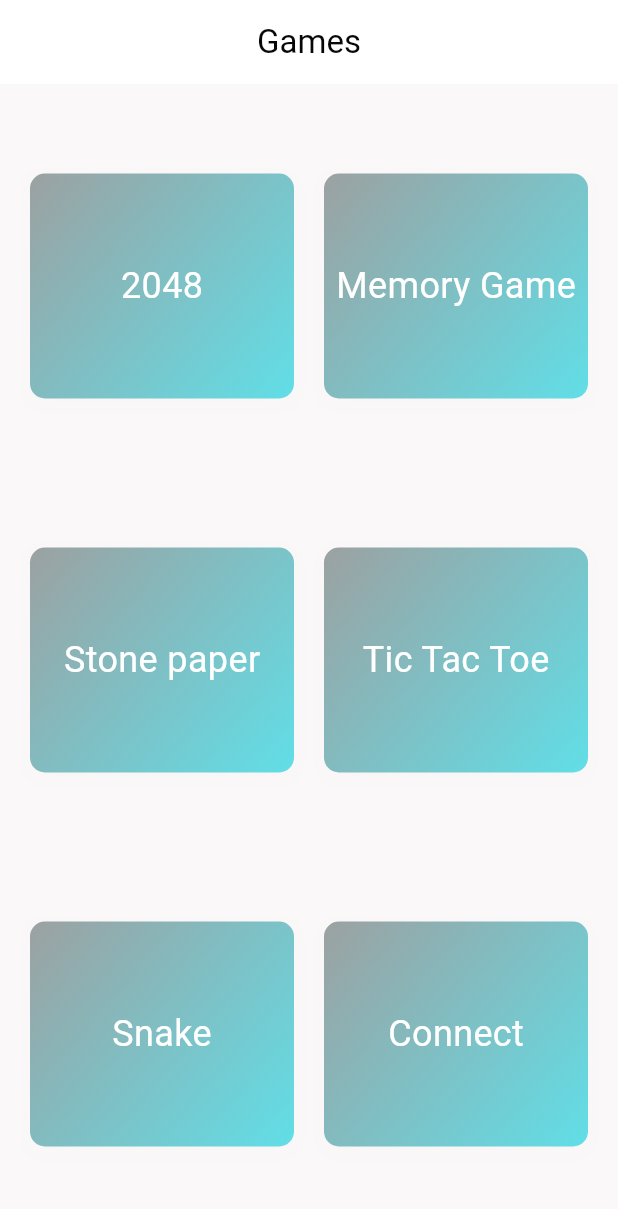
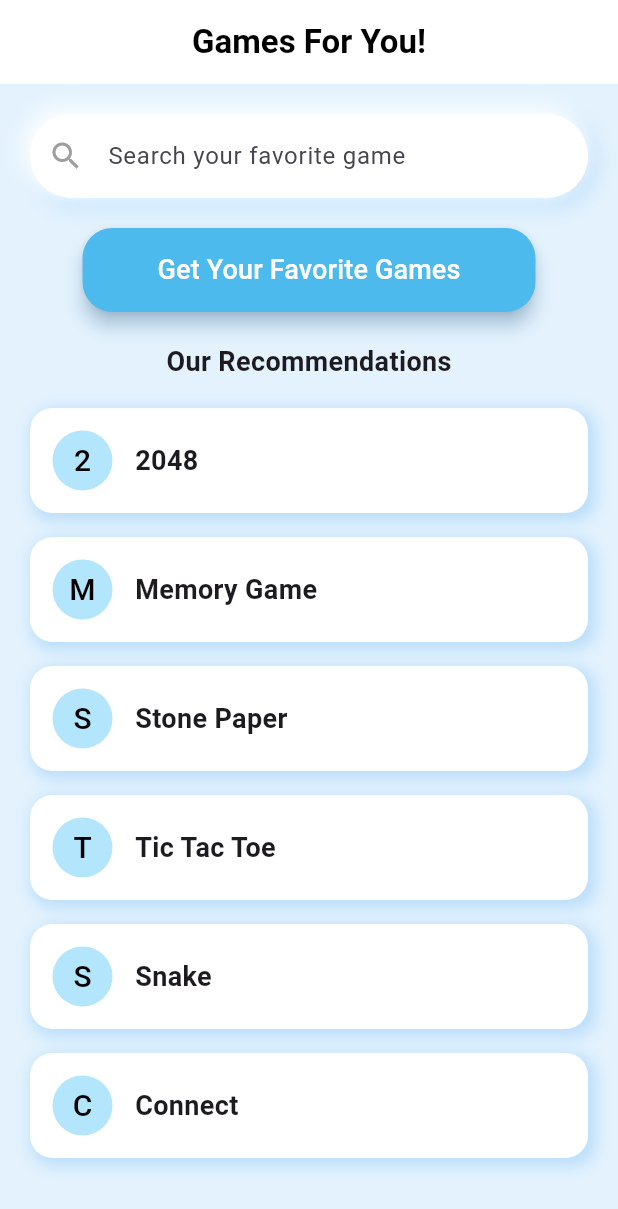
Before and after one commit to Harshanad03/Flutter, a Flutter app: the screen it shows after launch, on a phone screen of 412 x 824 dp. Shown: the top 1209 px of the screen. Run offline on Flutter 3.47's test engine with Material 3 defaults, Android fonts, the phone set to English and light mode, and no system bars; our stand-ins replace glassmorphism, google_fonts, loading_animation_widget; missing offline and left inert: flutter_chess_board; accounts and stored records are empty.

Commit message:
ui changed

```diff
--- a/game5/lib/games/home.dart
+++ b/game5/lib/games/home.dart
@@ -1,5 +1,4 @@
 import 'package:flutter/material.dart';
-
 import 'package:game5/games/memory_game_page.dart';
 import 'package:game5/games/Game2048.dart';
 import 'package:game5/games/snake_page.dart';
@@ -18,7 +17,7 @@ class HomePage extends StatelessWidget {
         Navigator.push(
             context, MaterialPageRoute(builder: (context) => MemoryGame()));
         break;
-      case 'Stone paper':
+      case 'Stone Paper':
         Navigator.push(context,
             MaterialPageRoute(builder: (context) => RockPaperScissorsGame()));
         break;
@@ -34,104 +33,103 @@ class HomePage extends StatelessWidget {
         Navigator.push(context,
             MaterialPageRoute(builder: (context) => ConnectFourGame()));
         break;
-      // Add cases for other games similarly
       default:
         break;
     }
-  }
-
-  Widget _buildContainer(
-      BuildContext context, String containerName, Color color) {
-    return GestureDetector(
-      onTap: () => _navigateToGame(context, containerName),
-      child: Container(
-        height: 150,
-        margin: const EdgeInsets.all(10.0),
-        decoration: BoxDecoration(
-          color: color,
-          borderRadius: BorderRadius.circular(10),
-          gradient: LinearGradient(
-            colors: [
-              Color.fromARGB(255, 156, 161, 161),
-              Color.fromARGB(255, 97, 222, 231),
-            ],
-            begin: Alignment.topLeft,
-            end: Alignment.bottomRight,
-          ),
-          boxShadow: [
-            BoxShadow(
-              color: Color.fromARGB(255, 242, 238, 238).withOpacity(0.2),
-              spreadRadius: 3,
-              blurRadius: 10,
-              offset: const Offset(0, 3), // changes position of shadow
-            ),
-          ],
-        ),
-        child: Center(
-          child: Text(
-            containerName,
-            style: const TextStyle(
-              fontSize: 24,
-              color: Colors.white,
-            ),
-          ),
-        ),
-      ),
-    );
   }
 
   @override
   Widget build(BuildContext context) {
     return Scaffold(
       appBar: AppBar(
-        backgroundColor: const Color.fromARGB(255, 255, 255, 255),
+        backgroundColor: Colors.white,
         title: const Center(
           child: Text(
-            "Games",
-            style: TextStyle(color: Color.fromARGB(255, 7, 7, 7)),
+            "Games For You!",
+            style: TextStyle(color: Colors.black, fontWeight: FontWeight.bold),
           ),
         ),
       ),
-      backgroundColor: Color.fromARGB(255, 250, 248, 248),
+      backgroundColor: Colors.blue.shade50,
       body: Padding(
-        padding: const EdgeInsets.all(10.0),
+        padding: const EdgeInsets.all(20.0),
         child: Column(
           children: [
-            Expanded(
-              child: Row(
-                children: [
-                  Expanded(
-                    child: _buildContainer(context, '2048', Colors.red),
+            // Search Bar
+            Container(
+              decoration: BoxDecoration(
+                color: Colors.white,
+                borderRadius: BorderRadius.circular(30),
+                boxShadow: [
+                  BoxShadow(
+                    color: Colors.blue.shade100,
+                    spreadRadius: 3,
+                    blurRadius: 10,
+                    offset: const Offset(3, 3),
                   ),
-                  Expanded(
-                    child:
-                        _buildContainer(context, 'Memory Game', Colors.green),
+                  const BoxShadow(
+                    color: Colors.white,
+                    spreadRadius: 3,
+                    blurRadius: 10,
+                    offset: Offset(-3, -3),
                   ),
                 ],
               ),
-            ),
-            Expanded(
-              child: Row(
-                children: [
-                  Expanded(
-                    child: _buildContainer(context, 'Stone paper', Colors.blue),
+              child: TextField(
+                decoration: InputDecoration(
+                  hintText: "Search your favorite game",
+                  filled: true,
+                  fillColor: Colors.white,
+                  prefixIcon: const Icon(Icons.search, color: Colors.grey),
+                  border: OutlineInputBorder(
+                    borderRadius: BorderRadius.circular(30),
+                    borderSide: BorderSide.none,
                   ),
-                  Expanded(
-                    child:
-                        _buildContainer(context, 'Tic Tac Toe', Colors.orange),
-                  ),
-                ],
+                ),
               ),
             ),
+
+            const SizedBox(height: 20),
+
+            // Get Recommendations Button
+            ElevatedButton(
+              onPressed: () {},
+              style: ElevatedButton.styleFrom(
+                backgroundColor: Color.fromARGB(255, 77, 186, 237),
+                shape: RoundedRectangleBorder(
+                  borderRadius: BorderRadius.circular(20),
+                ),
+                elevation: 5,
+                shadowColor: Colors.blue.shade200,
+                padding:
+                    const EdgeInsets.symmetric(horizontal: 50, vertical: 15),
+              ),
+              child: const Text(
+                "Get Your Favorite Games",
+                style: TextStyle(fontSize: 18, color: Colors.white),
+              ),
+            ),
+
+            const SizedBox(height: 20),
+
+            // Title for Recommendations
+            const Text(
+              "Our Recommendations",
+              style: TextStyle(fontSize: 18, fontWeight: FontWeight.bold),
+            ),
+
+            const SizedBox(height: 10),
+
+            // List of Games
             Expanded(
-              child: Row(
+              child: ListView(
                 children: [
-                  Expanded(
-                    child: _buildContainer(context, 'Snake', Colors.purple),
-                  ),
-                  Expanded(
-                    child: _buildContainer(context, 'Connect', Colors.teal),
-                  ),
+                  _buildGameTile(context, "2048"),
+                  _buildGameTile(context, "Memory Game"),
+                  _buildGameTile(context, "Stone Paper"),
+                  _buildGameTile(context, "Tic Tac Toe"),
+                  _buildGameTile(context, "Snake"),
+                  _buildGameTile(context, "Connect"),
                 ],
               ),
             ),
@@ -140,4 +138,43 @@ class HomePage extends StatelessWidget {
       ),
     );
   }
+
+  // Widget to build each game tile
+  Widget _buildGameTile(BuildContext context, String gameName) {
+    return GestureDetector(
+      onTap: () => _navigateToGame(context, gameName),
+      child: Container(
+        margin: const EdgeInsets.symmetric(vertical: 8),
+        padding: const EdgeInsets.all(15),
+        decoration: BoxDecoration(
+          color: Colors.white,
+          borderRadius: BorderRadius.circular(15),
+          boxShadow: [
+            BoxShadow(
+              color: Colors.blue.shade100,
+              spreadRadius: 2,
+              blurRadius: 8,
+              offset: const Offset(3, 3),
+            ),
+          ],
+        ),
+        child: Row(
+          children: [
+            CircleAvatar(
+              backgroundColor: Colors.lightBlue.shade100,
+              child: Text(
+                (gameName[0]),
+                style: const TextStyle(fontSize: 20, color: Colors.black),
+              ),
+            ),
+            const SizedBox(width: 15),
+            Text(
+              gameName,
+              style: const TextStyle(fontSize: 18, fontWeight: FontWeight.bold),
+            ),
+          ],
+        ),
+      ),
+    );
+  }
 }
--- a/game5/lib/games/tic_tac_toe_page.dart snake_page.dart
+++ b/game5/lib/games/tic_tac_toe_page.dart snake_page.dart
@@ -67,7 +67,7 @@ class _TicTacToeState extends State<TicTacToe> {
         ),
         centerTitle: true,
       ),
-      backgroundColor: Colors.black,
+      backgroundColor: const Color.fromARGB(255, 253, 253, 253),
       body: Center(
         child: Column(
           mainAxisAlignment: MainAxisAlignment.center,
@@ -90,7 +90,7 @@ class _TicTacToeState extends State<TicTacToe> {
                           board[index],
                           style: const TextStyle(
                             fontSize: 40,
-                            color: Colors.white,
+                            color: Color.fromARGB(255, 0, 0, 0),
                             fontWeight: FontWeight.bold,
                           ),
                         ),
```
Also changed, not shown: game5/lib/games/Game2048.dart (+111 -115 lines).
